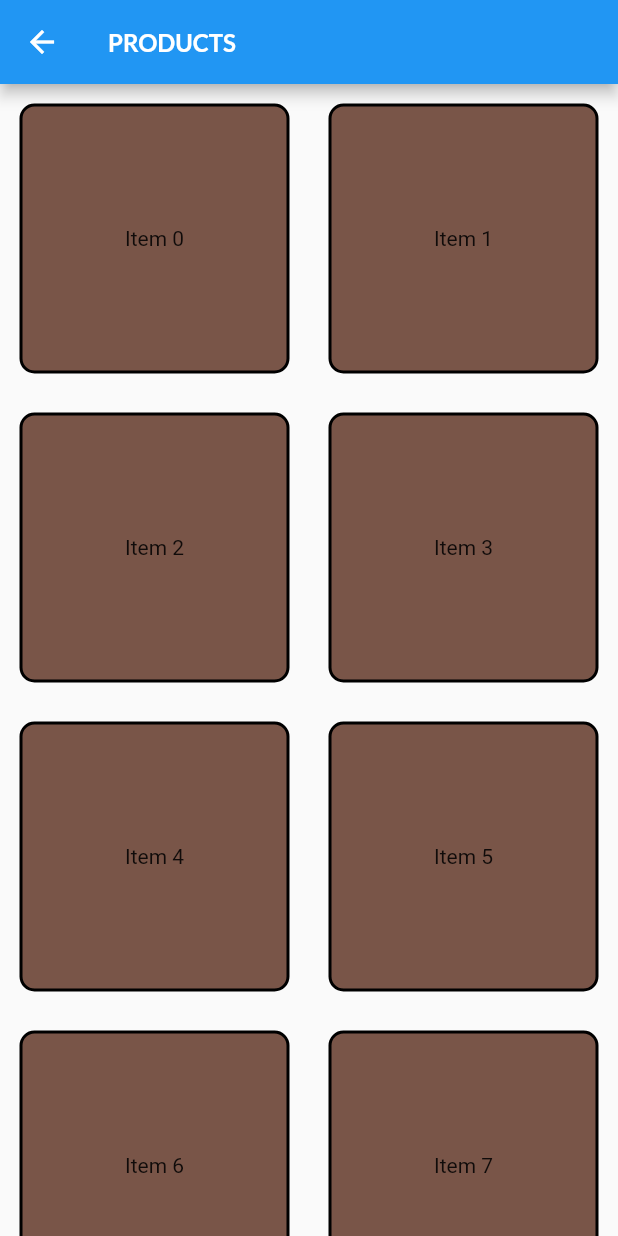
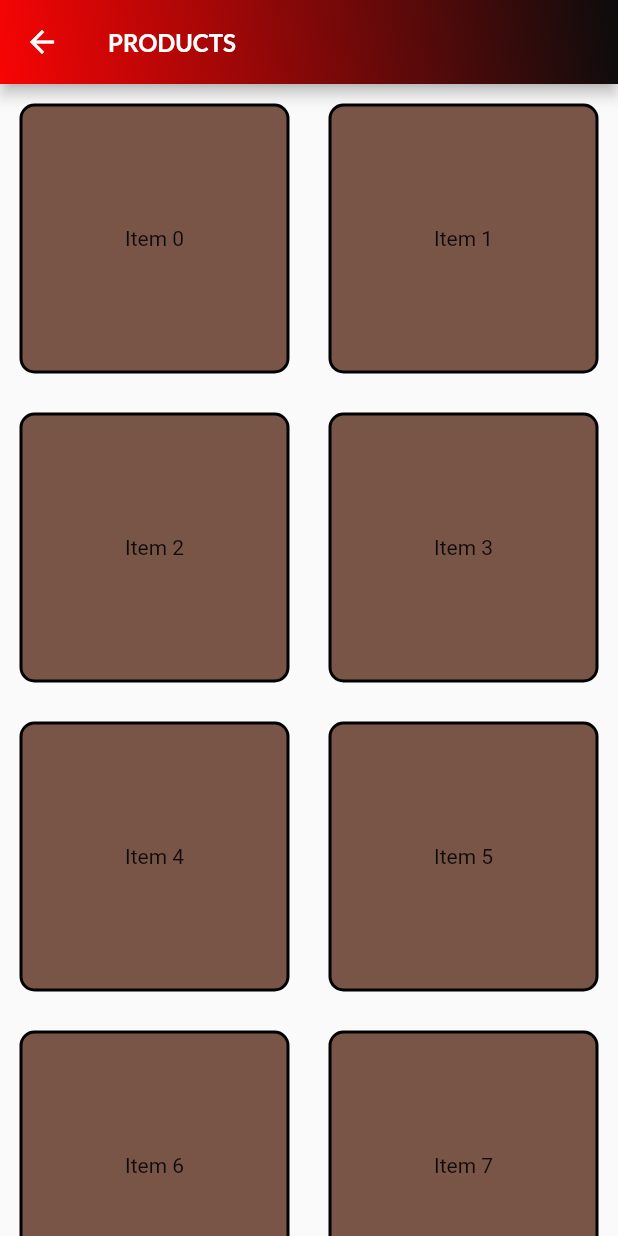
Before and after one commit to selvasuryaa/e_commerce_app, a Flutter app: the screen it shows after launch, after a tap on an icon or button, on a phone screen of 412 x 824 dp. Run offline on Flutter 3.47's test engine with Material 2 defaults, Android fonts, the phone set to English and light mode, and no system bars; our stand-ins replace carousel_slider.

Commit message:
design changes

```diff
--- a/lib/screens/categories_screen.dart
+++ b/lib/screens/categories_screen.dart
@@ -10,7 +10,7 @@ class CategoriesScreen extends StatelessWidget {
 
   @override
   Widget build(BuildContext context) {
-    final mediaQuery = MediaQuery.of(context);
+    // final mediaQuery = MediaQuery.of(context);
     return Scaffold(
       appBar: AppBar(
         flexibleSpace: Container(
@@ -23,7 +23,9 @@ class CategoriesScreen extends StatelessWidget {
               ],
               begin: Alignment.bottomLeft,
               end: Alignment.topRight,
-        ))),
+            ),
+          ),
+        ),
         backgroundColor: Theme.of(context).primaryColor,
         title: Text('Shopping App'),
         actions: [
@@ -57,6 +59,27 @@ class CategoriesScreen extends StatelessWidget {
               height: 10,
             ),
             Container(
+              alignment: Alignment.centerLeft,
+              child: Padding(
+                padding: const EdgeInsets.all(8.0),
+                child: Row(
+                  children: [
+                    Text(
+                      'Deals of the Day',
+                      style: Theme.of(context).textTheme.headline1,
+                    ),
+                    SizedBox(
+                      width: 10,
+                    ),
+                    Icon(
+                      Icons.alarm,
+                      color: Colors.blue,
+                    ),
+                  ],
+                ),
+              ),
+            ),
+            Container(
               width: double.infinity,
               // margin: EdgeInsets.symmetric(vertical: 80, horizontal: 20),
               // color: Colors.amber,
--- a/lib/screens/product_detail_screen.dart
+++ b/lib/screens/product_detail_screen.dart
@@ -15,6 +15,19 @@ class _ProductDetailScreenState extends State<ProductDetailScreen> {
     // print(runtimeType);
     return Scaffold(
       appBar: AppBar(
+         flexibleSpace: Container(
+          decoration: BoxDecoration(
+            gradient: LinearGradient(
+              colors: [
+                Color.fromARGB(255, 248, 4, 4),
+                Color.fromARGB(255, 12, 12, 12),
+                // Color.fromARGB(255, 179, 197, 18),
+              ],
+              begin: Alignment.bottomLeft,
+              end: Alignment.topRight,
+            ),
+          ),
+        ),
         title: Text(
           'Item ${args}',
         ),
--- a/lib/screens/products_overview_screen.dart
+++ b/lib/screens/products_overview_screen.dart
@@ -10,6 +10,19 @@ class ProductsOverviewScreen extends StatelessWidget {
   Widget build(BuildContext context) {
     return Scaffold(
       appBar: AppBar(
+         flexibleSpace: Container(
+          decoration: BoxDecoration(
+            gradient: LinearGradient(
+              colors: [
+                Color.fromARGB(255, 248, 4, 4),
+                Color.fromARGB(255, 12, 12, 12),
+                // Color.fromARGB(255, 179, 197, 18),
+              ],
+              begin: Alignment.bottomLeft,
+              end: Alignment.topRight,
+            ),
+          ),
+        ),
         title: Text('PRODUCTS'),
       ),
       body: OrientationBuilder(builder: (context, orientation) {
--- a/lib/widgets/grid_list.dart
+++ b/lib/widgets/grid_list.dart
@@ -19,11 +19,12 @@ class _GridListState extends State<GridList> {
   Widget build(BuildContext context) {
     return OrientationBuilder(builder: (context, orientation) {
       return GridView.count(
+
         shrinkWrap: true,
         physics: NeverScrollableScrollPhysics(),
         // mainAxisSpacing: 5,
         // crossAxisSpacing: 5,
-        // childAspectRatio: 1.5,
+        // childAspectRatio: 1.7,
         scrollDirection: Axis.vertical,
         // shrinkWrap: true,
         crossAxisCount: orientation == Orientation.portrait ? 2 : 3,
@@ -42,25 +43,34 @@ class _GridListState extends State<GridList> {
                 child: Card(
                   elevation: 10,
                   shape: RoundedRectangleBorder(
-                    borderRadius: BorderRadius.circular(
-                      20,
+                    borderRadius: BorderRadius.only(
+                      topLeft: Radius.circular(15),
+                      topRight: Radius.circular(15),
+
+                      bottomLeft: Radius.circular(15),
+                      bottomRight: Radius.circular(15),
+
                     ),
                   ),
                   child: Column(children: [
                     Expanded(
                       child: Stack(
                         children: [
-                          Container(
+                          Padding(
+                            padding: const EdgeInsets.all(8.0),
+                            child: Container(
                               decoration: BoxDecoration(
+                                borderRadius: BorderRadius.circular(15),
                                   color: Colors.primaries[
                                       Random().nextInt(Colors.primaries.length)]),
-                            width: 300,
+                              width: 200,
                               height: 200,
                               child: Center(
                                 child: Text(
                                   'Product ${index}',
                                   textAlign: TextAlign.center,
                                   style: Theme.of(context).textTheme.headline1,
+                                ),
                               ),
                             ),
                           ),
```
Lines whose indentation alone changed are shown as unchanged.
